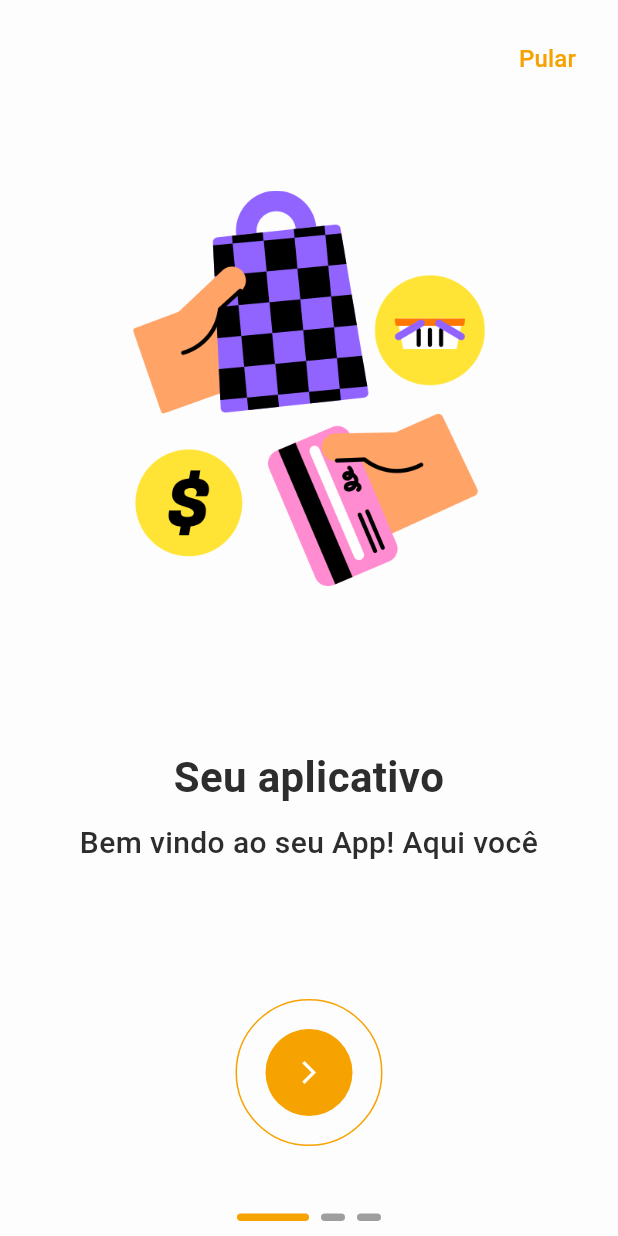
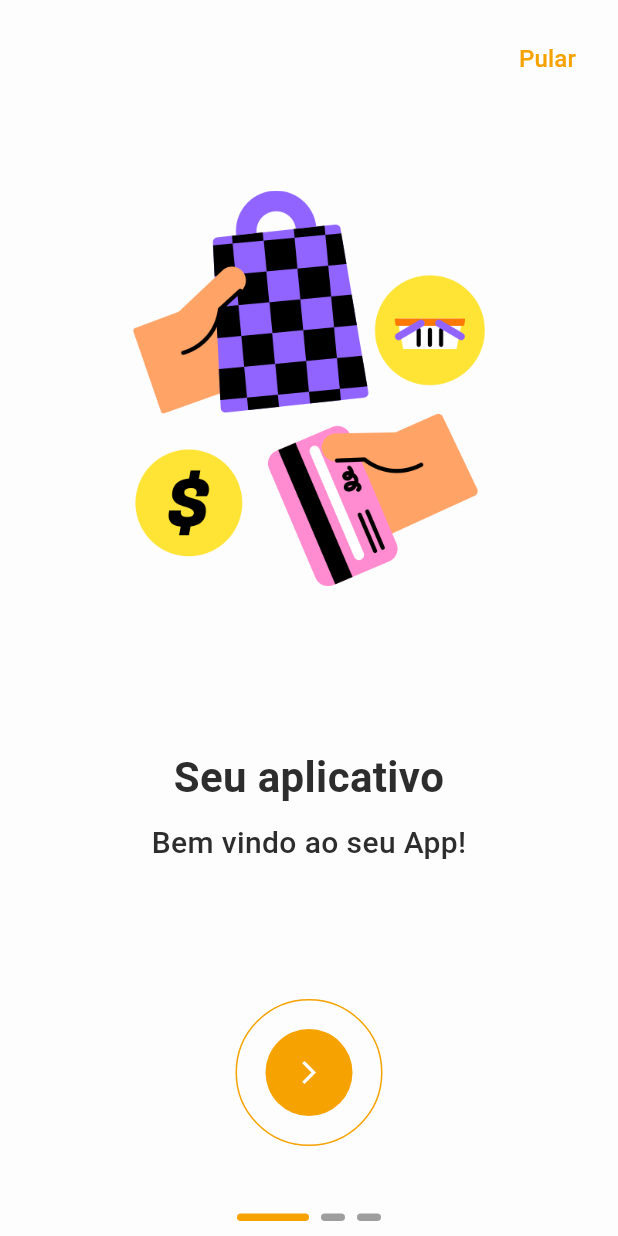
Before and after one commit to ApenasEsdras/troctroc, a Flutter app: the screen it shows after launch, on a phone screen of 412 x 824 dp. Run offline on Flutter 3.47's test engine with Material 3 defaults, Android fonts, the phone set to English and light mode, and no system bars; drawn by our look-alikes of liquid_swipe, smooth_page_indicator; our stand-ins replace cloud_firestore, firebase_core, flutter_modular, hive, hive_flutter; missing offline and left inert: restart_app; accounts and stored records are empty.

Commit message:
ate aqui esta funcionando

```diff
--- a/lib/src/constants/text_strings.dart
+++ b/lib/src/constants/text_strings.dart
@@ -8,12 +8,12 @@ const String OnBoardingTitle2 = 'Primeira vez por aqui';
 const String OnBoardingTitle3 = 'Insira sua chave';
 const String OnBoardingTitle4 = 'App configurado com sucesso';
 
-const String OnBoardingText1 = 'Bem vindo ao seu App! Aqui você';
+const String OnBoardingText1 = 'Bem vindo ao seu App!';
 
 const String OnBoardingText2 =
     'Para acessar seu aplicativo pela primeira vez é '
-    'necessário gerar uma chave de ativação para ter '
-    'acesso a todos os benefícios do seu Força de Vendas.';
+    'necessário inserir uma chave de ativação para ter '
+    'acesso a todos os benefícios do seu app.';
 
 const String OnBoardingText3 =
     'Agora você está pronto para acessar seu aplicativo! '
--- a/lib/src/features/onboarding/screen/onboarding_screen.dart
+++ b/lib/src/features/onboarding/screen/onboarding_screen.dart
@@ -2,7 +2,6 @@
 
 import 'package:flutter/material.dart';
 import 'package:flutter_modular/flutter_modular.dart';
-import 'package:liquid_swipe/liquid_swipe.dart';
 import 'package:smooth_page_indicator/smooth_page_indicator.dart';
 import '../../../config/hive_config.dart';
 import '../../../constants/image_strings.dart';
@@ -20,13 +19,14 @@ class OnBoardingScreen extends StatefulWidget {
 }
 
 class _OnBoardingScreenState extends State<OnBoardingScreen> {
-  final controller = LiquidController();
+  final PageController _pageController = PageController();
   final TextEditingController _chaveController = TextEditingController();
   final onboardingServiceExecult = OnboardingService();
   bool hasRestarted = false;
   late AppSettings appSettings;
 
   int currentPage = 0;
+
   @override
   void initState() {
     super.initState();
@@ -38,28 +38,130 @@ class _OnBoardingScreenState extends State<OnBoardingScreen> {
   Widget build(BuildContext context) {
     final size = MediaQuery.of(context).size;
     final pages = [
-      Container(
+      buildPage(
+        context,
+        image: onBoardingImage1,
+        title: OnBoardingTitle1,
+        text: OnBoardingText1,
+        imageSize: size.height * 0.32,
+      ),
+      buildPage(
+        context,
+        image: onBoardingImage2,
+        title: OnBoardingTitle2,
+        text: OnBoardingText2,
+        imageSize: size.height * 0.37,
+      ),
+      buildLastPage(context, size),
+    ];
+
+    return Scaffold(
+      resizeToAvoidBottomInset: false,
+      body: Stack(
+        alignment: Alignment.center,
+        children: [
+          PageView(
+            controller: _pageController,
+            onPageChanged: (index) {
+              setState(() {
+                currentPage = index;
+              });
+            },
+            children: pages,
+          ),
+          Positioned(
+            bottom: 60.0,
+            child: OutlinedButton(
+              onPressed: () async {
+                if (currentPage == 2) {
+                  final firebaseData = await onboardingServiceExecult
+                      .readDataFirebase(_chaveController);
+                  if (!firebaseData.isNotEmpty) {
+                    CustomAlertDialog.mostraSnackBar(
+                      context,
+                      'Chave inválida ou não existente.',
+                    );
+                  }
+                  await appSettings.startSettings();
+                  await appSettings.setFirebaseData(firebaseData);
+                  if (appSettings.box.isNotEmpty && !hasRestarted) {
+                    Modular.to.pushNamed('/tokenActivationSuccess');
+                  }
+                } else {
+                  _pageController.nextPage(
+                    duration: const Duration(milliseconds: 300),
+                    curve: Curves.easeInOut,
+                  );
+                }
+              },
+              style: ElevatedButton.styleFrom(
+                foregroundColor: Colors.white,
+                side: BorderSide(color: ColorsApp.instance.Laranja),
+                shape: const CircleBorder(),
+                padding: const EdgeInsets.all(20),
+              ),
+              child: Container(
+                padding: const EdgeInsets.all(20.0),
+                decoration: BoxDecoration(
+                  color: ColorsApp.instance.Laranja,
+                  shape: BoxShape.circle,
+                ),
+                child: const Icon(Icons.arrow_forward_ios),
+              ),
+            ),
+          ),
+          Positioned(
+            top: 15,
+            right: 15,
+            child: TextButton(
+              onPressed: () => _pageController.jumpToPage(2),
+              child: Text(
+                'Pular',
+                style: TextStyles.instance.textMedium16Laranja,
+              ),
+            ),
+          ),
+          Positioned(
+            bottom: 10,
+            child: AnimatedSmoothIndicator(
+              activeIndex: currentPage,
+              count: 3,
+              effect: ExpandingDotsEffect(
+                activeDotColor: ColorsApp.instance.Laranja,
+                dotHeight: 5.0,
+              ),
+            ),
+          ),
+        ],
+      ),
+    );
+  }
+
+  Widget buildPage(BuildContext context,
+      {required String image,
+      required String title,
+      required String text,
+      required double imageSize}) {
+    return Container(
       padding: const EdgeInsets.all(20),
       color: ColorsApp.instance.Branco,
       child: Column(
         mainAxisAlignment: MainAxisAlignment.spaceEvenly,
         children: [
-            //Imagem
           Image(
-              image: const AssetImage(onBoardingImage1),
-              height: size.height * 0.32,
+            image: AssetImage(image),
+            height: imageSize,
           ),
-            //Título + Texto
           Column(
             children: [
               Text(
-                  OnBoardingTitle1,
+                title,
                 style: TextStyles.instance.textBold36,
                 textAlign: TextAlign.center,
               ),
               const SizedBox(height: 10),
               Text(
-                  OnBoardingText1,
+                text,
                 style: TextStyles.instance.textMedium20,
                 textAlign: TextAlign.center,
               ),
@@ -68,51 +170,20 @@ class _OnBoardingScreenState extends State<OnBoardingScreen> {
           ),
         ],
       ),
-      ),
-      Container(
-        padding: const EdgeInsets.all(20),
-        color: ColorsApp.instance.Branco,
-        child: Column(
-          mainAxisAlignment: MainAxisAlignment.spaceEvenly,
-          children: [
-            //Imagem
-            Image(
-              image: const AssetImage(onBoardingImage2),
-              height: size.height * 0.37,
-            ),
-            //Título + Texto
-            Column(
-              children: [
-                Text(
-                  OnBoardingTitle2,
-                  style: TextStyles.instance.textBold36,
-                  textAlign: TextAlign.center,
-                ),
-                const SizedBox(height: 10),
-                Text(
-                  OnBoardingText2,
-                  style: TextStyles.instance.textMedium20,
-                  textAlign: TextAlign.center,
-                ),
-                const SizedBox(height: 10),
-                const SizedBox(height: 120),
-              ],
-            ),
-          ],
-        ),
-      ),
-      Container(
+    );
+  }
+
+  Widget buildLastPage(BuildContext context, Size size) {
+    return Container(
       padding: const EdgeInsets.all(30),
       color: ColorsApp.instance.Branco,
       child: Column(
         mainAxisAlignment: MainAxisAlignment.spaceEvenly,
         children: [
-            //Imagem
           Image(
             image: const AssetImage(onBoardingImage3),
             height: size.height * 0.35,
           ),
-            //Título + Input
           Column(
             children: [
               Text(
@@ -126,7 +197,6 @@ class _OnBoardingScreenState extends State<OnBoardingScreen> {
                 style: TextStyle(
                   color: ColorsApp.instance.CinzaEscuro,
                 ),
-                  //controller: ,
                 decoration: InputDecoration(
                   floatingLabelStyle: MaterialStateTextStyle.resolveWith(
                     (Set<MaterialState> states) {
@@ -157,94 +227,6 @@ class _OnBoardingScreenState extends State<OnBoardingScreen> {
           ),
         ],
       ),
-      ),
-    ];
-    return Scaffold(
-      resizeToAvoidBottomInset: false,
-      body: Stack(
-        alignment: Alignment.center,
-        children: [
-          LiquidSwipe(
-            pages: pages,
-            liquidController: controller,
-            onPageChangeCallback: onPageChangedCallback,
-          ),
-          //Botão
-          Positioned(
-            bottom: 60.0,
-            child: OutlinedButton(
-              // No método onPressed do botão de avançar no OnBoardingScreen
-              onPressed: () async {
-                if (controller.currentPage == 2) {
-                  final firebaseData = await onboardingServiceExecult
-                      .readDataFirebase(_chaveController);
-                  // Validação caso o firebase não obtenha dados
-                  if (!firebaseData.isNotEmpty) {
-                    CustomAlertDialog.mostraSnackBar(
-                      context,
-                      'Chave inválida ou não existente.',
     );
   }
-                  await appSettings
-                      .startSettings(); // Garante que o box do Hive está inicializado
-                  await appSettings.setFirebaseData(firebaseData);
-                  if (appSettings.box.isNotEmpty && !hasRestarted) {
-                    Modular.to.pushNamed('/tokenActivationSuccess');
 }
-                } else {
-                  final int nextPage = controller.currentPage + 1;
-                  controller.jumpToPage(page: nextPage);
-                }
-              },
-
-              style: ElevatedButton.styleFrom(
-                foregroundColor: Colors.white,
-                side: BorderSide(color: ColorsApp.instance.Laranja),
-                shape: const CircleBorder(),
-                padding: const EdgeInsets.all(20),
-              ),
-              child: Container(
-                padding: const EdgeInsets.all(20.0),
-                decoration: BoxDecoration(
-                  color: ColorsApp.instance.Laranja,
-                  shape: BoxShape.circle,
-                ),
-                child: const Icon(Icons.arrow_forward_ios),
-              ),
-            ),
-          ),
-          //Pular
-          Positioned(
-            top: 15,
-            right: 15,
-            child: TextButton(
-              onPressed: () => controller.jumpToPage(page: 2),
-              child: Text(
-                'Pular',
-                style: TextStyles.instance.textMedium16Laranja,
-              ),
-            ),
-          ),
-          //PageIndicator
-          Positioned(
-            bottom: 10,
-            child: AnimatedSmoothIndicator(
-              activeIndex: controller.currentPage,
-              count: 3,
-              effect: ExpandingDotsEffect(
-                activeDotColor: ColorsApp.instance.Laranja,
-                dotHeight: 5.0,
-              ),
-            ),
-          ),
-        ],
-      ),
-    );
-  }
-
-  void onPageChangedCallback(int activePageIndex) {
-    setState(() {
-      currentPage = activePageIndex;
-    });
-  }
-}
```
Also changed, not shown: pubspec.yaml (+4 -45 lines), 4 other files. Lines whose indentation alone changed are shown as unchanged.
